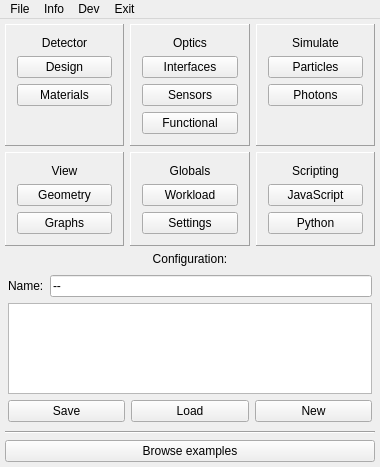
Qt form ants3bundle/src/ants3/gui/amainwindow.ui (andrmor/ANTS3bundle) before a commit.
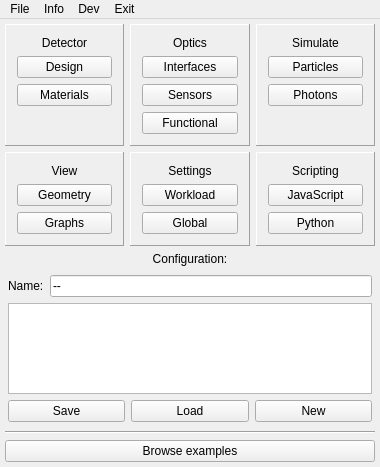
The same form after that commit. Icons and pictures are not drawn.

```diff
--- a/ants3bundle/src/ants3/gui/amainwindow.ui
+++ b/ants3bundle/src/ants3/gui/amainwindow.ui
@@ -299,7 +299,7 @@
          <item>
           <widget class="QLabel" name="label_3">
            <property name="text">
-            <string>Globals</string>
+            <string>Settings</string>
            </property>
            <property name="alignment">
             <set>Qt::AlignmentFlag::AlignCenter</set>
@@ -322,7 +322,7 @@
             <enum>Qt::ContextMenuPolicy::CustomContextMenu</enum>
            </property>
            <property name="text">
-            <string>Settings</string>
+            <string>Global</string>
            </property>
           </widget>
          </item>
```
